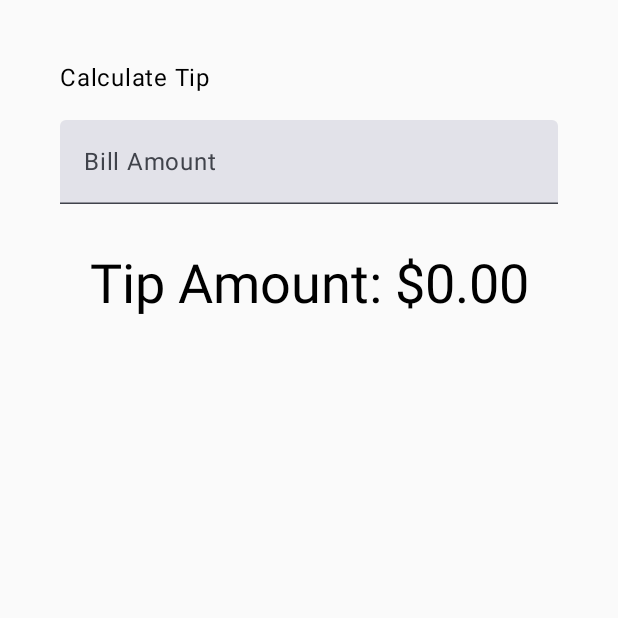
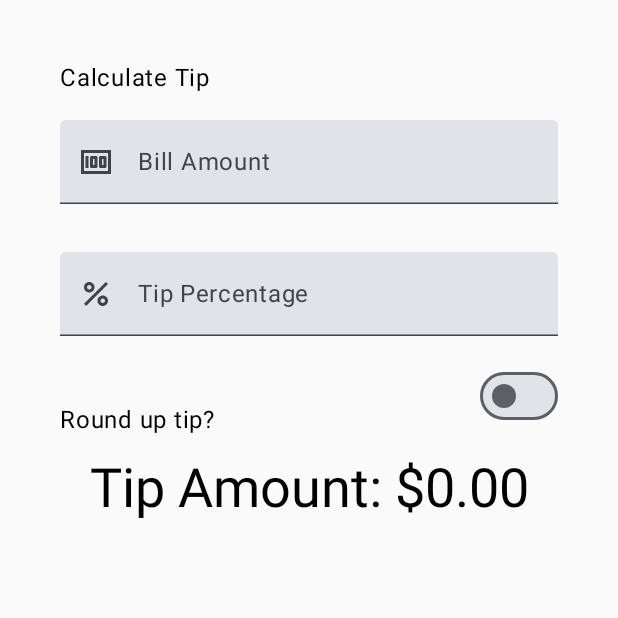
Before and after one commit to Ercan-Ozturk/JetpackComposePractice, an Android app built with Jetpack Compose: the screen it shows after launch (MainActivity), on a phone screen of 412 x 824 dp, the top half of it. Run offline under Robolectric (Android 15) with nearby library versions, the phone set to English and light mode, and no system bars.

Commit message:
Jetpack Compose Tip Calculator Tutorial custom tip

```diff
--- a/app/src/main/java/com/example/composepractice/MainActivity.kt
+++ b/app/src/main/java/com/example/composepractice/MainActivity.kt
@@ -4,12 +4,15 @@ import android.annotation.SuppressLint
 import android.os.Bundle
 import androidx.activity.ComponentActivity
 import androidx.activity.compose.setContent
+import androidx.annotation.DrawableRes
+import androidx.annotation.StringRes
 import androidx.compose.foundation.Image
 import androidx.compose.foundation.background
 import androidx.compose.foundation.border
 import androidx.compose.foundation.layout.Arrangement
 import androidx.compose.foundation.layout.Box
 import androidx.compose.foundation.layout.Column
+import androidx.compose.foundation.layout.Row
 import androidx.compose.foundation.layout.Spacer
 import androidx.compose.foundation.layout.fillMaxSize
 import androidx.compose.foundation.layout.fillMaxWidth
@@ -17,15 +20,20 @@ import androidx.compose.foundation.layout.height
 import androidx.compose.foundation.layout.padding
 import androidx.compose.foundation.layout.size
 import androidx.compose.foundation.layout.wrapContentSize
+import androidx.compose.foundation.layout.wrapContentWidth
+import androidx.compose.foundation.rememberScrollState
 import androidx.compose.foundation.shape.RoundedCornerShape
 import androidx.compose.foundation.text.KeyboardOptions
+import androidx.compose.foundation.verticalScroll
 import androidx.compose.material3.Button
 import androidx.compose.material3.ButtonDefaults
 import androidx.compose.material3.CenterAlignedTopAppBar
 import androidx.compose.material3.ExperimentalMaterial3Api
+import androidx.compose.material3.Icon
 import androidx.compose.material3.MaterialTheme
 import androidx.compose.material3.Scaffold
 import androidx.compose.material3.Surface
+import androidx.compose.material3.Switch
 import androidx.compose.material3.Text
 import androidx.compose.material3.TextField
 import androidx.compose.material3.TopAppBarDefaults
@@ -42,6 +50,7 @@ import androidx.compose.ui.graphics.Color
 import androidx.compose.ui.res.painterResource
 import androidx.compose.ui.res.stringResource
 import androidx.compose.ui.text.font.FontWeight
+import androidx.compose.ui.text.input.ImeAction
 import androidx.compose.ui.text.input.KeyboardType
 import androidx.compose.ui.tooling.preview.Preview
 import androidx.compose.ui.unit.dp
@@ -65,6 +74,9 @@ class MainActivity : ComponentActivity() {
 @OptIn(ExperimentalMaterial3Api::class)
 @Composable
 fun EditNumberField(
+    @StringRes label: Int,
+    @DrawableRes leadingIcon: Int,
+    keyboardOptions: KeyboardOptions,
     value: String,
     onValueChange: (String) -> Unit,
     modifier: Modifier = Modifier
@@ -73,24 +85,53 @@ fun EditNumberField(
     TextField(
         value = value,
         onValueChange = onValueChange,
-        label = { Text(stringResource(R.string.bill_amount)) },
+        leadingIcon = { Icon(painter = painterResource(id = leadingIcon), null) },
+        label = { Text(stringResource(label)) },
         singleLine = true,
-        keyboardOptions = KeyboardOptions(keyboardType = KeyboardType.Number),
+        keyboardOptions = keyboardOptions,
         modifier = modifier
 
     )
+}
+@Composable
+fun RoundTheTipRow(
+    roundUp: Boolean,
+    onRoundUpChanged: (Boolean) -> Unit,
+    modifier: Modifier = Modifier) {
+    Row(
+        modifier = Modifier
+            .fillMaxWidth()
+            .size(48.dp),
+        verticalAlignment = Alignment.CenterVertically
+    ) {
+        Text(text = stringResource(R.string.round_up_tip))
+        Switch(
+            checked = roundUp,
+            onCheckedChange = onRoundUpChanged,
+            modifier = modifier
+                .fillMaxWidth()
+                .wrapContentWidth(Alignment.End),
+        )
+    }
 }
 
 @Composable
 fun TipTimeLayout() {
     var amountInput by remember { mutableStateOf("") }
     val amount = amountInput.toDoubleOrNull() ?: 0.0
-    val tip = calculateTip(amount)
+    var tipInput by remember { mutableStateOf("") }
+    val tipPercent = tipInput.toDoubleOrNull() ?: 0.0
+
+
+    var roundUp by remember { mutableStateOf(false) }
+    var tip = calculateTip(amount, tipPercent, roundUp)
 
     Column(
-        modifier = Modifier.padding(40.dp),
+        modifier = Modifier.padding(40.dp)
+            .verticalScroll(rememberScrollState()),
         horizontalAlignment = Alignment.CenterHorizontally,
-        verticalArrangement = Arrangement.Center
+        verticalArrangement = Arrangement.Center,
+
     ) {
         Text(
             text = stringResource(R.string.calculate_tip),
@@ -99,12 +140,35 @@ fun TipTimeLayout() {
                 .align(alignment = Alignment.Start)
         )
         EditNumberField(
+            label = R.string.bill_amount,
+            keyboardOptions = KeyboardOptions.Default.copy(
+                keyboardType = KeyboardType.Number,
+                imeAction = ImeAction.Next
+            ),
+            leadingIcon = R.drawable.money,
             value = amountInput,
             onValueChange = { amountInput = it },
             modifier = Modifier
                 .padding(bottom = 32.dp)
                 .fillMaxWidth()
         )
+        EditNumberField(
+            label = R.string.how_was_the_service,
+            keyboardOptions = KeyboardOptions.Default.copy(
+                keyboardType = KeyboardType.Number,
+                imeAction = ImeAction.Done
+            ),
+            leadingIcon = R.drawable.percent,
+            value = tipInput,
+            onValueChange = { tipInput = it },
+            modifier = Modifier.padding(bottom = 32.dp).fillMaxWidth()
+        )
+        RoundTheTipRow(
+            roundUp = roundUp,
+            onRoundUpChanged = { roundUp = it },
+            modifier = Modifier.padding(bottom = 32.dp)
+        )
+
         Text(
             text = stringResource(R.string.tip_amount, tip),
             style = MaterialTheme.typography.displaySmall
@@ -118,8 +182,13 @@ fun TipTimeLayout() {
  * according to the local currency.
  * Example would be "$10.00".
  */
-private fun calculateTip(amount: Double, tipPercent: Double = 15.0): String {
-    val tip = tipPercent / 100 * amount
+private fun calculateTip(
+    amount: Double,
+    tipPercent: Double = 15.0,
+    roundUp: Boolean): String {
+    var tip = tipPercent / 100 * amount
+    if (roundUp)
+        tip = kotlin.math.ceil(tip)
     return NumberFormat.getCurrencyInstance().format(tip)
 }
 
--- /dev/null
+++ b/app/src/main/res/drawable/money.xml
@@ -0,0 +1,22 @@
+<!--
+  ~ Copyright (C) 2023 The Android Open Source Project
+  ~
+  ~ Licensed under the Apache License, Version 2.0 (the "License");
+  ~ you may not use this file except in compliance with the License.
+  ~ You may obtain a copy of the License at
+  ~
+  ~      https://www.apache.org/licenses/LICENSE-2.0
+  ~
+  ~ Unless required by applicable law or agreed to in writing, software
+  ~ distributed under the License is distributed on an "AS IS" BASIS,
+  ~ WITHOUT WARRANTIES OR CONDITIONS OF ANY KIND, either express or implied.
+  ~ See the License for the specific language governing permissions and
+  ~ limitations under the License.
+  -->
+
+<vector android:height="24dp" android:tint="#000000"
+    android:viewportHeight="24" android:viewportWidth="24"
+    android:width="24dp" xmlns:android="http://schemas.android.com/apk/res/android">
+    <path android:fillColor="@android:color/white" android:pathData="M5,8h2v8L5,16zM12,8L9,8c-0.55,0 -1,0.45 -1,1v6c0,0.55 0.45,1 1,1h3c0.55,0 1,-0.45 1,-1L13,9c0,-0.55 -0.45,-1 -1,-1zM11,14h-1v-4h1v4zM18,8h-3c-0.55,0 -1,0.45 -1,1v6c0,0.55 0.45,1 1,1h3c0.55,0 1,-0.45 1,-1L19,9c0,-0.55 -0.45,-1 -1,-1zM17,14h-1v-4h1v4z"/>
+    <path android:fillColor="@android:color/white" android:pathData="M2,4v16h20L22,4L2,4zM4,18L4,6h16v12L4,18z"/>
+</vector>
--- /dev/null
+++ b/app/src/main/res/drawable/percent.xml
@@ -0,0 +1,23 @@
+<!--
+  ~ Copyright (C) 2023 The Android Open Source Project
+  ~
+  ~ Licensed under the Apache License, Version 2.0 (the "License");
+  ~ you may not use this file except in compliance with the License.
+  ~ You may obtain a copy of the License at
+  ~
+  ~      https://www.apache.org/licenses/LICENSE-2.0
+  ~
+  ~ Unless required by applicable law or agreed to in writing, software
+  ~ distributed under the License is distributed on an "AS IS" BASIS,
+  ~ WITHOUT WARRANTIES OR CONDITIONS OF ANY KIND, either express or implied.
+  ~ See the License for the specific language governing permissions and
+  ~ limitations under the License.
+  -->
+
+<vector android:height="24dp" android:tint="#000000"
+    android:viewportHeight="24" android:viewportWidth="24"
+    android:width="24dp" xmlns:android="http://schemas.android.com/apk/res/android">
+    <path android:fillColor="@android:color/white" android:pathData="M7.5,11C9.43,11 11,9.43 11,7.5S9.43,4 7.5,4S4,5.57 4,7.5S5.57,11 7.5,11zM7.5,6C8.33,6 9,6.67 9,7.5S8.33,9 7.5,9S6,8.33 6,7.5S6.67,6 7.5,6z"/>
+    <path android:fillColor="@android:color/white" android:pathData="M4.0025,18.5831l14.5875,-14.5875l1.4142,1.4142l-14.5875,14.5875z"/>
+    <path android:fillColor="@android:color/white" android:pathData="M16.5,13c-1.93,0 -3.5,1.57 -3.5,3.5s1.57,3.5 3.5,3.5s3.5,-1.57 3.5,-3.5S18.43,13 16.5,13zM16.5,18c-0.83,0 -1.5,-0.67 -1.5,-1.5s0.67,-1.5 1.5,-1.5s1.5,0.67 1.5,1.5S17.33,18 16.5,18z"/>
+</vector>
--- a/app/src/main/res/values/strings.xml
+++ b/app/src/main/res/values/strings.xml
@@ -3,4 +3,6 @@
     <string name="calculate_tip">Calculate Tip</string>
     <string name="bill_amount">Bill Amount</string>
     <string name="tip_amount">Tip Amount: %s</string>
+    <string name="how_was_the_service">Tip Percentage</string>
+    <string name="round_up_tip">Round up tip?</string>
 </resources>
```
